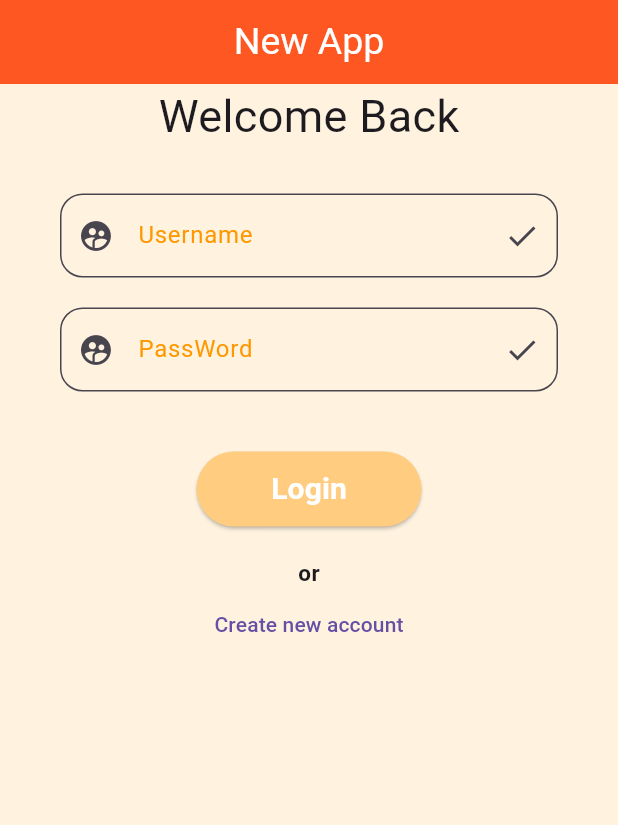
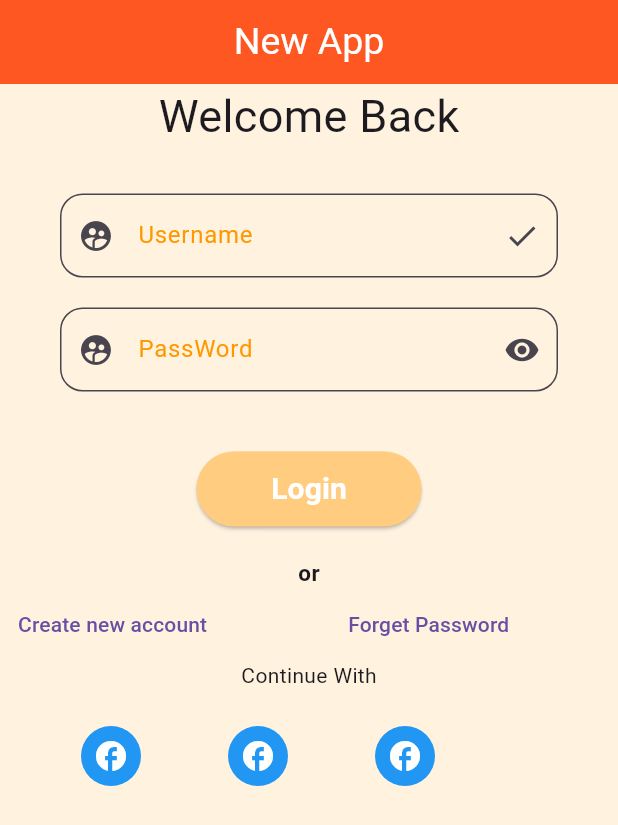
Before and after one commit to hasibulislam33/new_flutter_project, a Flutter app: the screen it shows after launch, after a tap on "Login", on a phone screen of 412 x 824 dp. Shown: the top 825 px of the screen. Run offline on Flutter 3.47's test engine with Material 3 defaults, Android fonts, the phone set to English and light mode, and no system bars.

Commit message:
Today Update

```diff
--- a/lib/new.dart
+++ b/lib/new.dart
@@ -5,6 +5,8 @@ class New_App extends StatelessWidget {
 
   @override
   Widget build(BuildContext context) {
+    TextEditingController username = TextEditingController();
+    TextEditingController password = TextEditingController();
     return Scaffold(
       appBar: AppBar(
         backgroundColor: Colors.deepOrange,
@@ -19,7 +21,8 @@ class New_App extends StatelessWidget {
         ),
       ),
       backgroundColor: Colors.orange[50],
-      body: Column(
+      body: SingleChildScrollView(
+        child: Column(
           children: [
             Center(
               child: Text("Welcome Back",
@@ -32,6 +35,7 @@ class New_App extends StatelessWidget {
             Padding(
               padding: const EdgeInsets.symmetric(horizontal: 40,vertical: 10),
               child: TextField(
+                controller: username,
                 decoration: InputDecoration(
                   labelText: "Username",
                   labelStyle: TextStyle(
@@ -57,6 +61,8 @@ class New_App extends StatelessWidget {
             Padding(
               padding: const EdgeInsets.symmetric(horizontal: 40,vertical: 10),
               child: TextField(
+                obscureText: true,
+                controller: password,
                 decoration: InputDecoration(
                     labelText: "PassWord",
                     labelStyle: TextStyle(
@@ -71,7 +77,7 @@ class New_App extends StatelessWidget {
                         )
                     ),
                     prefixIcon: Icon(Icons.supervised_user_circle),
-                  suffixIcon: Icon(Icons.check),
+                    suffixIcon: Icon(Icons.remove_red_eye),
                     hintText: "Enter Your Password",
                     border: OutlineInputBorder(
                       borderRadius: BorderRadius.circular(15),
@@ -85,7 +91,13 @@ class New_App extends StatelessWidget {
                 style: ElevatedButton.styleFrom(
                   backgroundColor: Colors.orange[200],
                   foregroundColor: Colors.white
-                ), onPressed: (){}, child: Text("Login",
+                  ), onPressed: (){
+                  print(username.text);
+                  print(password.text);
+                  username.clear();
+                  password.clear();
+
+              }, child: Text("Login",
               style: TextStyle(
                 fontSize: 20,
                 fontWeight: FontWeight.bold,
@@ -97,8 +109,48 @@ class New_App extends StatelessWidget {
               fontWeight: FontWeight.bold,
               fontSize: 15,
             ),),
-          TextButton(onPressed: (){}, child: Text("Create new account"))
+            Row(
+              children: [
+                TextButton(onPressed: (){}, child: Text("Create new account")),
+                SizedBox(width: 70,),
+                TextButton(onPressed: (){}, child: Text("Forget Password"))
               ],
+            ),
+            Text("Continue With",),
+            SizedBox(height: 20,),
+            Row(
+                children: [
+                  Padding(
+                    padding: const EdgeInsets.only(left: 50),
+                    child: IconButton(
+                        style: IconButton.styleFrom(
+                          backgroundColor: Colors.blue,
+                          foregroundColor: Colors.white,
+                        ),
+                        onPressed: (){}, icon: Icon(Icons.facebook)),
+                  ),
+                  Padding(
+                    padding: const EdgeInsets.only(left: 50),
+                    child: IconButton(
+                        style: IconButton.styleFrom(
+                          backgroundColor: Colors.blue,
+                          foregroundColor: Colors.white,
+                        ),
+                        onPressed: (){}, icon: Icon(Icons.facebook)),
+                  ),
+                  Padding(
+                    padding: const EdgeInsets.only(left: 50),
+                    child: IconButton(
+                        style: IconButton.styleFrom(
+                          backgroundColor: Colors.blue,
+                          foregroundColor: Colors.white,
+                        ),
+                        onPressed: (){}, icon: Icon(Icons.facebook)),
+                  ),
+                ],
+            )
+          ],
+        ),
       ),
     );
   }
```
Lines whose indentation alone changed are shown as unchanged.
